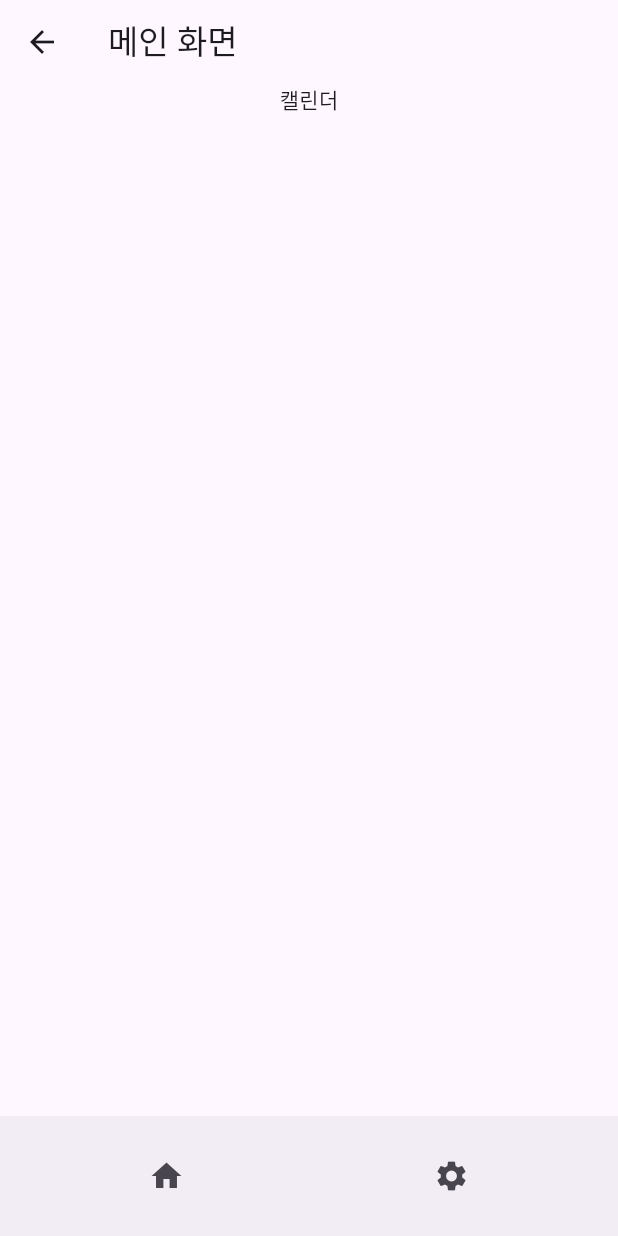
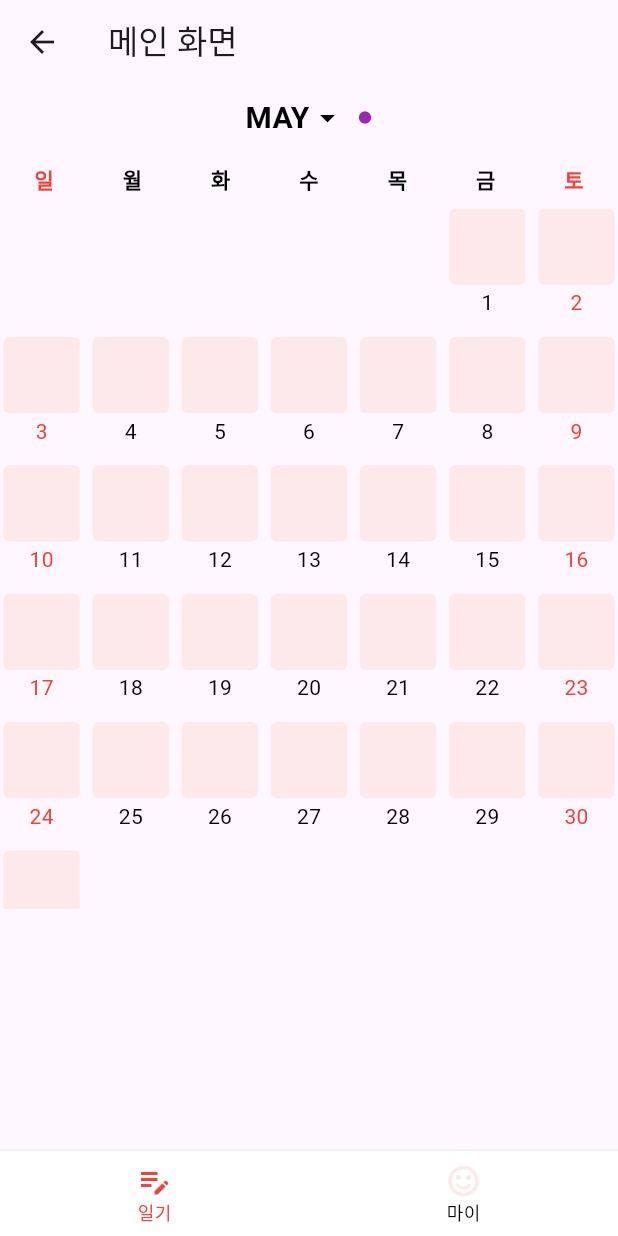
Before and after one commit to tmdwls2805/yes_diary, a Flutter app: the MainScreen screen opened by its route, on a phone screen of 412 x 824 dp. Run offline on Flutter 3.47's test engine with Material 3 defaults, Android fonts, the phone set to English and light mode, and no system bars.

Commit message:
feat: 커스텀 캘린더 제작

```diff
--- a/lib/screens/main_screen.dart
+++ b/lib/screens/main_screen.dart
@@ -1,23 +1,58 @@
 import 'package:flutter/material.dart';
+// import 'package:table_calendar/table_calendar.dart'; // table_calendar 패키지 import
+import 'package:intl/intl.dart'; // DateFormat을 사용하기 위해 import 추가
+import 'package:yes_diary/widgets/custom_calendar.dart'; // CustomCalendar import
 
-class MainScreen extends StatelessWidget {
+class MainScreen extends StatefulWidget { // StatelessWidget을 StatefulWidget으로 변경
+  @override
+  _MainScreenState createState() {
+    return _MainScreenState();
+  }
+}
+
+class _MainScreenState extends State<MainScreen> {
+  DateTime _focusedDay = DateTime.now(); // 현재 포커스된 달 (기본값: 현재 날짜)
+  DateTime? _selectedDay; // 사용자가 선택한 날짜 (초기값: 없음)
+
   @override
   Widget build(BuildContext context) {
     return Scaffold(
-      appBar: AppBar(title: Text('메인 화면')),
+      appBar: AppBar(title: const Text('메인 화면')),
       body: Center(
         child: Column(
           children: [
-            // 캘린더 위젯이 들어갈 자리
-            Text('캘린더'),
+            CustomCalendar(), // Custom Calendar Widget
             Expanded(child: Container()), // 캘린더와 하단 메뉴바 사이 공간
-            // 하단 메뉴바 위젯이 들어갈 자리
-            BottomAppBar(
+            // 하단 메뉴바 위젯
+            Container(
+              decoration: BoxDecoration(
+                color: Colors.white,
+                border: Border(top: BorderSide(color: Colors.grey.withOpacity(0.3), width: 0.5)),
+              ),
+              padding: const EdgeInsets.symmetric(vertical: 8.0),
               child: Row(
                 mainAxisAlignment: MainAxisAlignment.spaceAround,
                 children: <Widget>[
-                  IconButton(icon: Icon(Icons.home), onPressed: () {}),
-                  IconButton(icon: Icon(Icons.settings), onPressed: () {}),
+                  Column(
+                    mainAxisSize: MainAxisSize.min,
+                    children: [
+                      Icon(Icons.edit_note, color: Colors.red), // 일기 아이콘
+                      Text(
+                        '일기',
+                        style: TextStyle(color: Colors.red, fontSize: 12.0),
+                      ),
+                    ],
+                  ),
+                  Column(
+                    mainAxisSize: MainAxisSize.min,
+                    children: [
+                      Icon(Icons.sentiment_satisfied_alt, color: Color(0xFFFDE9E9)), // 마이 아이콘 (연한 핑크)
+                      Text(
+                        '마이',
+                        style: TextStyle(color: Colors.black, fontSize: 12.0), // 검정색 텍스트
+                      ),
+                    ],
+                  ),
                 ],
               ),
             ),
--- /dev/null
+++ b/lib/widgets/custom_calendar.dart
@@ -0,0 +1,213 @@
+import 'package:flutter/material.dart';
+import 'package:intl/intl.dart';
+
+class CustomCalendar extends StatefulWidget {
+  @override
+  _CustomCalendarState createState() => _CustomCalendarState();
+}
+
+class _CustomCalendarState extends State<CustomCalendar> {
+  DateTime? _selectedDay; // 사용자가 선택한 날짜 (초기값: 없음)
+
+  final DateTime _firstMonth = DateTime.utc(2020, 1, 1); // Starting month for the PageView
+  final int _initialPageIndex = 100000; // A large number to center the initial month
+
+  late DateTime _focusedDay; // Initialize in initState based on page controller
+  late PageController _pageController;
+
+  @override
+  void initState() {
+    super.initState();
+    _pageController = PageController(initialPage: _initialPageIndex);
+    _focusedDay = DateTime(_firstMonth.year, _firstMonth.month + _initialPageIndex, _firstMonth.day);
+  }
+
+  @override
+  void dispose() {
+    _pageController.dispose();
+    super.dispose();
+  }
+
+  @override
+  Widget build(BuildContext context) {
+    // Calculate cell size to make them square
+    final double screenWidth = MediaQuery.of(context).size.width;
+    // Subtract horizontal padding (16.0 * 2) and spacing between cells (4.0 * 6)
+    // Then divide by 7 for 7 days a week
+    final double squareCellSize = (screenWidth - (16.0 * 2) - (4.0 * 6)) / 7;
+    final double dayNumberTextHeight = 20.0; // Approximate height for the day number text
+    final double cellVerticalMargin = 2.0; // Margin applied to each side of the day square container
+    final double totalCellContentHeight = squareCellSize + dayNumberTextHeight + (cellVerticalMargin * 2); // Square height + text height + margins around square
+
+    // Height of the entire GridView item, including the content and internal grid spacing
+    // The gridDelegate's mainAxisSpacing will add additional space between rows
+    final double gridItemHeight = totalCellContentHeight; // This is the height each grid item *wants* to be
+
+    return Column(
+      children: [
+        // Custom Header
+        Padding(
+          padding: const EdgeInsets.symmetric(vertical: 8.0, horizontal: 16.0), // Add horizontal padding
+          child: Stack(
+            alignment: Alignment.center,
+            children: [
+              Center( // Center the month and icons row
+                child: Row(
+                  mainAxisAlignment: MainAxisAlignment.center,
+                  children: [
+                    Text(
+                      DateFormat('MMMM', 'en_US').format(_focusedDay).toUpperCase(),
+                      style: const TextStyle(
+                        fontSize: 20.0,
+                        fontWeight: FontWeight.bold,
+                        color: Colors.black,
+                      ),
+                    ),
+                    const Icon(Icons.arrow_drop_down, color: Colors.black), // 드롭다운 아이콘
+                    const SizedBox(width: 8.0),
+                    // TODO: Implement year/month selection dropdown here
+                    const Icon(Icons.circle, color: Colors.purple, size: 10), // 작은 동그라미 아이콘
+                  ],
+                ),
+              ),
+            ],
+          ),
+        ),
+        // Days of Week Header
+        Container(
+          padding: const EdgeInsets.symmetric(vertical: 8.0),
+          child: Row(
+            mainAxisAlignment: MainAxisAlignment.spaceAround,
+            children: List.generate(7, (index) {
+              final days = ['일', '월', '화', '수', '목', '금', '토'];
+              return Expanded(
+                child: Center(
+                  child: Text(
+                    days[index],
+                    style: TextStyle(
+                      color: index == 0 || index == 6 ? Colors.red : Colors.black,
+                      fontWeight: FontWeight.bold,
+                    ),
+                  ),
+                ),
+              );
+            }),
+          ),
+        ),
+        // Calendar Grid - Now a PageView for horizontal scrolling
+        SizedBox(
+          height: (gridItemHeight + 4.0) * 6 - 4.0, // (item height + mainAxisSpacing) * rows - last spacing
+          child: PageView.builder(
+            controller: _pageController,
+            onPageChanged: (index) {
+              setState(() {
+                _focusedDay = DateTime(_firstMonth.year, _firstMonth.month + index, _firstMonth.day);
+              });
+            },
+            itemBuilder: (context, pageIndex) {
+              final currentMonth = DateTime(_firstMonth.year, _firstMonth.month + pageIndex, _firstMonth.day);
+              final firstDayOfMonth = DateTime(currentMonth.year, currentMonth.month, 1);
+              final daysInMonth = DateTime(currentMonth.year, currentMonth.month + 1, 0).day;
+              final firstDayOfWeek = firstDayOfMonth.weekday; // Monday is 1, Sunday is 7
+
+              // Adjust for Sunday being the start of the week (if needed)
+              // In Dart, weekday 1 is Monday, 7 is Sunday. We want Sunday to be 0 for array indexing.
+              final int daysToPrepend = (firstDayOfWeek == 7) ? 0 : firstDayOfWeek;
+
+              // The total number of cells to display in the 6x7 grid is 42.
+              // We will render SizedBox.shrink() for cells that don't correspond to a day in the current month.
+
+              return GridView.builder(
+                key: ValueKey(currentMonth.month + currentMonth.year * 12), // Unique key for each month's grid
+                physics: NeverScrollableScrollPhysics(), // Disable internal scrolling of GridView
+                gridDelegate: SliverGridDelegateWithFixedCrossAxisCount(
+                  crossAxisCount: 7,
+                  mainAxisSpacing: 4.0,
+                  crossAxisSpacing: 4.0,
+                  childAspectRatio: squareCellSize / gridItemHeight, // Width of square / Total height of item
+                ),
+                itemBuilder: (context, index) {
+                  final dayIndex = index - daysToPrepend;
+                  final day = DateTime(currentMonth.year, currentMonth.month, dayIndex + 1);
+
+                  // Only render if the day is within the actual range of days to show for this month's view
+                  if (index < daysToPrepend || index >= daysToPrepend + daysInMonth) {
+                    return SizedBox.shrink(); // Render empty for days outside the current month's displayed range
+                  }
+
+                  final bool isToday = day.year == DateTime.now().year &&
+                      day.month == DateTime.now().month &&
+                      day.day == DateTime.now().day;
+
+                  final bool isSelected = _selectedDay != null &&
+                      day.year == _selectedDay!.year &&
+                      day.month == _selectedDay!.month &&
+                      day.day == _selectedDay!.day;
+
+                  final bool isWeekend = day.weekday == DateTime.sunday || day.weekday == DateTime.saturday;
+                  final bool isCurrentMonthDay = day.month == currentMonth.month;
+
+                  BoxDecoration decoration = BoxDecoration(
+                    color: const Color(0xFFFDE9E9), // Light pink background
+                    shape: BoxShape.rectangle,
+                    borderRadius: BorderRadius.circular(4.0),
+                  );
+
+                  TextStyle textStyle = TextStyle(color: Colors.black); // Default black text
+
+                  // Apply styling for special days first
+                  if (isToday) {
+                    decoration = decoration.copyWith(
+                      color: Colors.red.withOpacity(0.6),
+                    );
+                    textStyle = TextStyle(color: Colors.white); // White text for today
+                  } else if (isSelected) {
+                    decoration = decoration.copyWith(
+                      color: Colors.red,
+                    );
+                    textStyle = TextStyle(color: Colors.white); // White text for selected
+                  } else if (isWeekend) {
+                    textStyle = TextStyle(color: Colors.red); // Red text for weekends
+                  }
+
+                  return GestureDetector(
+                    onTap: () {
+                      // Only allow selection of days in the current month
+                      if (isCurrentMonthDay) {
+                        setState(() {
+                          _selectedDay = day;
+                        });
+                      }
+                    },
+                    child: Column(
+                      children: [
+                        Container(
+                          height: squareCellSize, // Use calculated square size
+                          width: squareCellSize, // Ensure container is square
+                          margin: EdgeInsets.all(cellVerticalMargin), // Apply consistent margin
+                          decoration: decoration,
+                          child: Column(
+                            mainAxisAlignment: MainAxisAlignment.center,
+                            children: [
+                              // Removed the camera icon placeholder
+                            ],
+                          ),
+                        ),
+                        Text(
+                          '${day.day}',
+                          style: textStyle,
+                        ),
+                      ],
+                    ),
+                  );
+                },
+                itemCount: 42, // Always display 6 weeks (6 * 7 = 42 days)
+              );
+            },
+            itemCount: 200000, // A large number for infinite scrolling effect
+          ),
+        ),
+      ],
+    );
+  }
+}
```
Also changed, not shown: pubspec.yaml (+4 -3 lines), pubspec.lock, 2 other files.
